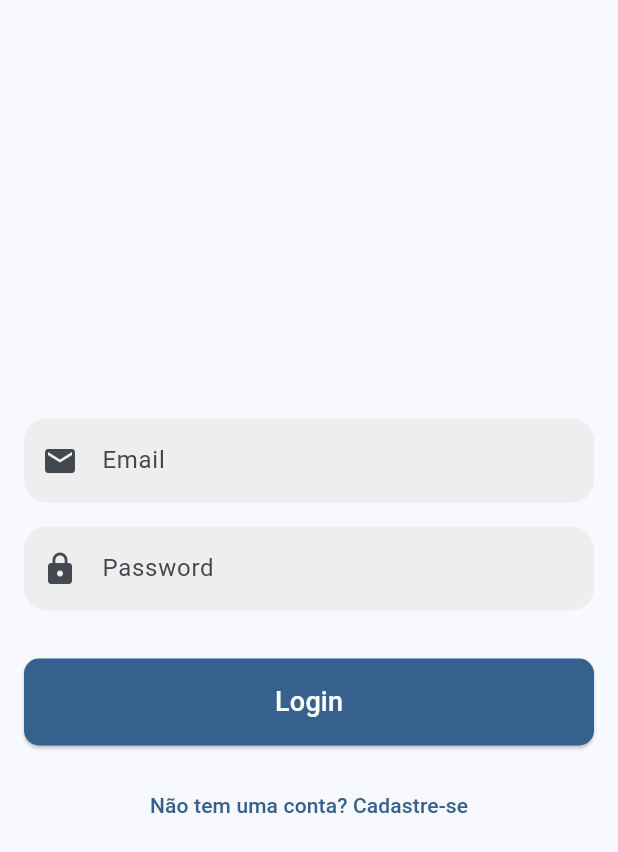
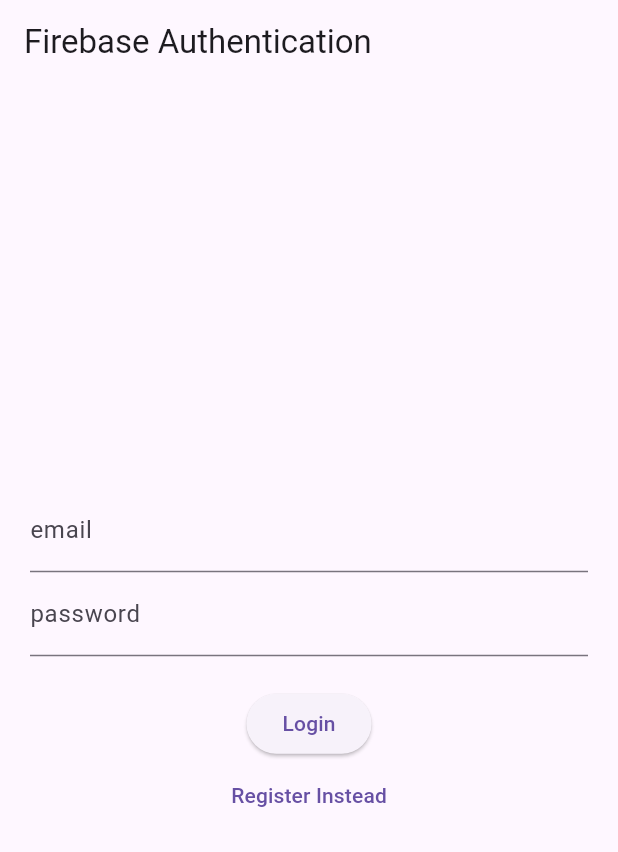
Before and after one commit to ViniciusDevelopment/Projeto_de_sistemas-2024.1, a Flutter app: the screen it shows after launch, on a phone screen of 412 x 824 dp. Shown: the top 852 px of the screen. Run offline on Flutter 3.47's test engine with Material 3 defaults, Android fonts, the phone set to English and light mode, and no system bars; our stand-ins replace cloud_firestore, firebase_auth, firebase_core, get; missing offline and left inert: dart:ffi, postgres; accounts and stored records are empty.

Commit message:
Adicionando a integração com banco de dados no firebase

```diff
--- a/aplicacaoflutter/analysis_options.yaml
+++ b/aplicacaoflutter/analysis_options.yaml
@@ -13,8 +13,7 @@
   # The lint rules applied to this project can be customized in the
   # section below to disable rules from the `package:flutter_lints/flutter.yaml`
   # included above or to enable additional rules. A list of all available lints
-  # and their documentation is published at
-  # https://dart-lang.github.io/linter/lints/index.html.
+  # and their documentation is published at https://dart.dev/lints.
   #
   # Instead of disabling a lint rule for the entire project in the
   # section below, it can also be suppressed for a single line of code
--- a/aplicacaoflutter/lib/Pages/DeleteAccountButton.dart
+++ b/aplicacaoflutter/lib/Pages/DeleteAccountButton.dart
@@ -1,4 +1,4 @@
-import 'package:aplicacaoflutter/main.dart';
+import '../main.dart';
 import 'package:flutter/material.dart';
 
 class DeleteAccountButton extends StatefulWidget {
--- /dev/null
+++ b/aplicacaoflutter/lib/Pages/loginPage.dart
@@ -0,0 +1,93 @@
+import 'package:flutter/material.dart';
+import 'package:firebase_auth/firebase_auth.dart';
+import '../Controller/authCheck.dart';
+import 'registerPage.dart';
+
+class LoginPage extends StatefulWidget {
+  const LoginPage({Key? key}) : super(key: key);
+
+  @override
+  State<LoginPage> createState() => _LoginPageState();
+}
+
+class _LoginPageState extends State<LoginPage> {
+  String? errorMessage = '';
+  bool isLogin = true;
+
+  final TextEditingController _controllerEmail = TextEditingController();
+  final TextEditingController _controllerPassword = TextEditingController();
+
+  Future<void> signInWithEmailAndPassword() async {
+    try {
+      await Authentication().signInWithEmailAndPassword(
+          email: _controllerEmail.text, password: _controllerPassword.text);
+    } on FirebaseAuthException catch (e) {
+      setState(() {
+        errorMessage = e.message;
+      });
+    }
+  }
+
+  Widget _title() {
+    return const Text('Firebase Authentication');
+  }
+
+  Widget _entryField(
+    String title,
+    TextEditingController controller,
+  ) {
+    return TextField(
+      controller: controller,
+      decoration: InputDecoration(
+        labelText: title,
+      ),
+    );
+  }
+
+  Widget _errorMessage() {
+    return Text(errorMessage == '' ? '' : "Humm ? $errorMessage");
+  }
+
+  Widget _submitButton() {
+    return ElevatedButton(
+      onPressed: signInWithEmailAndPassword,
+      child: Text('Login'),
+    );
+  }
+
+  Widget _loginButton() {
+    return TextButton(
+      onPressed: () {
+        Navigator.push(
+          context,
+          MaterialPageRoute(builder: (context) => const RegisterPage()),
+        );
+      },
+      child: const Text('Register Instead'),
+    );
+  }
+
+  @override
+  Widget build(BuildContext context) {
+    return Scaffold(
+      appBar: AppBar(
+        title: _title(),
+      ),
+      body: Container(
+        height: double.infinity,
+        width: double.infinity,
+        padding: const EdgeInsets.all(20),
+        child: Column(
+            crossAxisAlignment: CrossAxisAlignment.center,
+            mainAxisAlignment: MainAxisAlignment.center,
+            children: <Widget>[
+              _entryField('email', _controllerEmail),
+              _entryField('password', _controllerPassword),
+              _errorMessage(),
+              _submitButton(),
+              _loginButton()
+            ]),
+      ),
+    );
+  }
+}
--- /dev/null
+++ b/aplicacaoflutter/lib/index.dart
@@ -0,0 +1,26 @@
+import 'Controller/authCheck.dart';
+import 'pages/homePage.dart';
+import 'pages/loginPage.dart';
+import 'package:flutter/material.dart';
+
+class IndexPage extends StatefulWidget {
+  const IndexPage({super.key});
+
+  @override
+  State<IndexPage> createState() => _IndexPageState();
+}
+
+class _IndexPageState extends State<IndexPage> {
+  @override
+  Widget build(BuildContext context) {
+    return StreamBuilder(
+        stream: Authentication().authStateChanges,
+        builder: (context, snapshot) {
+          if (snapshot.hasData) {
+            return HomePage();
+          } else {
+            return const LoginPage();
+          }
+        });
+  }
+}
--- a/aplicacaoflutter/lib/main.dart
+++ b/aplicacaoflutter/lib/main.dart
@@ -1,148 +1,118 @@
 import 'package:flutter/material.dart';
+import 'package:firebase_core/firebase_core.dart';
+import 'firebase_options.dart';
+import 'package:firebase_auth/firebase_auth.dart';
+import 'index.dart';
 
-import 'Pages/SignUpPage.dart';
-import 'Pages/UserInfoPage.dart';
-
-void main() {
+Future<void> main() async {
+  WidgetsFlutterBinding.ensureInitialized();
+  await Firebase.initializeApp(
+    options: DefaultFirebaseOptions.currentPlatform,
+  );
   runApp(const MyApp());
 }
 
 class MyApp extends StatelessWidget {
   const MyApp({super.key});
 
+  // This widget is the root of your application.
   @override
   Widget build(BuildContext context) {
     return MaterialApp(
-      title: 'ServiçoCerto',
+      debugShowCheckedModeBanner: false,
       theme: ThemeData(
-        colorScheme: ColorScheme.fromSeed(seedColor: Colors.blue),
-        useMaterial3: true,
+        primarySwatch: Colors.blue,
       ),
-      home: const LoginPage(),
+      home: const IndexPage(),
     );
   }
 }
 
-class LoginPage extends StatefulWidget {
-  const LoginPage({super.key});
+/*class MyHomePage extends StatefulWidget {
+  const MyHomePage({super.key, required this.title});
+
+  // This widget is the home page of your application. It is stateful, meaning
+  // that it has a State object (defined below) that contains fields that affect
+  // how it looks.
+
+  // This class is the configuration for the state. It holds the values (in this
+  // case the title) provided by the parent (in this case the App widget) and
+  // used by the build method of the State. Fields in a Widget subclass are
+  // always marked "final".
+
+  final String title;
 
   @override
-  State<LoginPage> createState() => _LoginPageState();
+  State<MyHomePage> createState() => _MyHomePageState();
 }
 
-class _LoginPageState extends State<LoginPage> {
-  final _formKey = GlobalKey<FormState>();
-  String _email = '';
-  String _password = '';
+class _MyHomePageState extends State<MyHomePage> {
+  int _counter = 0;
+
+  void _incrementCounter() {
+    setState(() {
+      // This call to setState tells the Flutter framework that something has
+      // changed in this State, which causes it to rerun the build method below
+      // so that the display can reflect the updated values. If we changed
+      // _counter without calling setState(), then the build method would not be
+      // called again, and so nothing would appear to happen.
+      _counter++;
+    });
+  }
 
   @override
   Widget build(BuildContext context) {
-    final inputDecoration = InputDecoration(
-      prefixIcon: const Icon(Icons.email),
-      labelText: 'Email',
-      filled: true,
-      fillColor: Colors.grey[200],
-      border: OutlineInputBorder(
-        borderRadius: BorderRadius.circular(15.0),
-        borderSide: BorderSide.none,
+    // This method is rerun every time setState is called, for instance as done
+    // by the _incrementCounter method above.
+    //
+    // The Flutter framework has been optimized to make rerunning build methods
+    // fast, so that you can just rebuild anything that needs updating rather
+    // than having to individually change instances of widgets.
+    return Scaffold(
+      appBar: AppBar(
+        // TRY THIS: Try changing the color here to a specific color (to
+        // Colors.amber, perhaps?) and trigger a hot reload to see the AppBar
+        // change color while the other colors stay the same.
+        backgroundColor: Theme.of(context).colorScheme.inversePrimary,
+        // Here we take the value from the MyHomePage object that was created by
+        // the App.build method, and use it to set our appbar title.
+        title: Text(widget.title),
       ),
-    );
-
-    final passwordInputDecoration = inputDecoration.copyWith(
-      labelText: 'Password',
-      prefixIcon: const Icon(Icons.lock),
-    );
-
-    return Scaffold(
-      body: Padding(
-        padding: const EdgeInsets.all(16.0),
-        child: Form(
-          key: _formKey,
+      body: Center(
+        // Center is a layout widget. It takes a single child and positions it
+        // in the middle of the parent.
         child: Column(
+          // Column is also a layout widget. It takes a list of children and
+          // arranges them vertically. By default, it sizes itself to fit its
+          // children horizontally, and tries to be as tall as its parent.
+          //
+          // Column has various properties to control how it sizes itself and
+          // how it positions its children. Here we use mainAxisAlignment to
+          // center the children vertically; the main axis here is the vertical
+          // axis because Columns are vertical (the cross axis would be
+          // horizontal).
+          //
+          // TRY THIS: Invoke "debug painting" (choose the "Toggle Debug Paint"
+          // action in the IDE, or press "p" in the console), to see the
+          // wireframe for each widget.
           mainAxisAlignment: MainAxisAlignment.center,
           children: <Widget>[
-              // Image.asset(
-              //   'path/to/your/image.png',
-              //   height: 50,
-              // ),
-              const SizedBox(height: 16),
-              SizedBox(
-                width: double.infinity,
-                child: TextFormField(
-                  decoration: inputDecoration,
-                  validator: (value) {
-                    if (value == null || value.isEmpty) {
-                      return 'Por favor, insira seu email';
-                    }
-                    return null;
-                  },
-                  onSaved: (value) => _email = value!,
+            const Text(
+              'You have pushed the button this many times:',
             ),
-              ),
-              const SizedBox(height: 16),
-              SizedBox(
-                width: double.infinity,
-                child: TextFormField(
-                  decoration: passwordInputDecoration,
-                  obscureText: true,
-                  validator: (value) {
-                    if (value == null || value.isEmpty) {
-                      return 'Por favor, insira sua senha';
-                    }
-                    return null;
-                  },
-                  onSaved: (value) => _password = value!,
-                ),
-              ),
-              const SizedBox(height: 32),
-              SizedBox(
-                width: double.infinity,
-                child: ElevatedButton(
-                  onPressed: () {
-
-                    Navigator.push(
-                    context,
-                    MaterialPageRoute(builder: (context) => const UserInfoPage()),
-                  );
-
-                   /* if (_formKey.currentState!.validate()) {
-                      _formKey.currentState!.save();
-                      // Handle login logic here
-                    }*/
-                  },
-                  style: ElevatedButton.styleFrom(
-                    backgroundColor: Theme.of(context).colorScheme.primary,
-                    shape: RoundedRectangleBorder(
-                      borderRadius: BorderRadius.circular(10.0),
-                    ),
-                    padding: const EdgeInsets.symmetric(
-                      horizontal: 32,
-                      vertical: 16,
-                    ),
-                  ),
-                  child: const Text(
-                    'Login',
-                    style: TextStyle(
-                      color: Colors.white,
-                      fontSize: 18,
-                    ),
-                  ),
-                ),
-              ),
-              const SizedBox(height: 16),
-              TextButton(
-  onPressed: () {
-    Navigator.push(
-      context,
-      MaterialPageRoute(builder: (context) => SignUpPage()),
-    );
-  },
-  child: const Text('Não tem uma conta? Cadastre-se'),
+            Text(
+              '$_counter',
+              style: Theme.of(context).textTheme.headlineMedium,
             ),
           ],
         ),
       ),
-      ),
+      floatingActionButton: FloatingActionButton(
+        onPressed: _incrementCounter,
+        tooltip: 'Increment',
+        child: const Icon(Icons.add),
+      ), // This trailing comma makes auto-formatting nicer for build methods.
     );
   }
 }
+*/
```
Also changed, not shown: aplicacaoflutter/lib/Controller/UserController.dart (added, +28 -0 lines), aplicacaoflutter/lib/Controller/authCheck.dart (added, +35 -0 lines), aplicacaoflutter/lib/Controller/firestore.dart (added, +15 -0 lines), aplicacaoflutter/lib/Models/User.dart (added, +32 -0 lines), aplicacaoflutter/lib/Pages/EditButton.dart (+6 -10 lines), aplicacaoflutter/lib/Pages/EditPage.dart (+5 -4 lines), aplicacaoflutter/lib/Pages/UserInfoPage.dart (+9 -12 lines), aplicacaoflutter/lib/Pages/homePage.dart (added, +61 -0 lines), aplicacaoflutter/lib/Pages/registerPage.dart (added, +127 -0 lines), aplicacaoflutter/pubspec.yaml (+75 -10 lines), aplicacaoflutter/lib/firebase_options.dart (added), aplicacaoflutter/pubspec.lock, 34 other files. Lines whose indentation alone changed are shown as unchanged.
